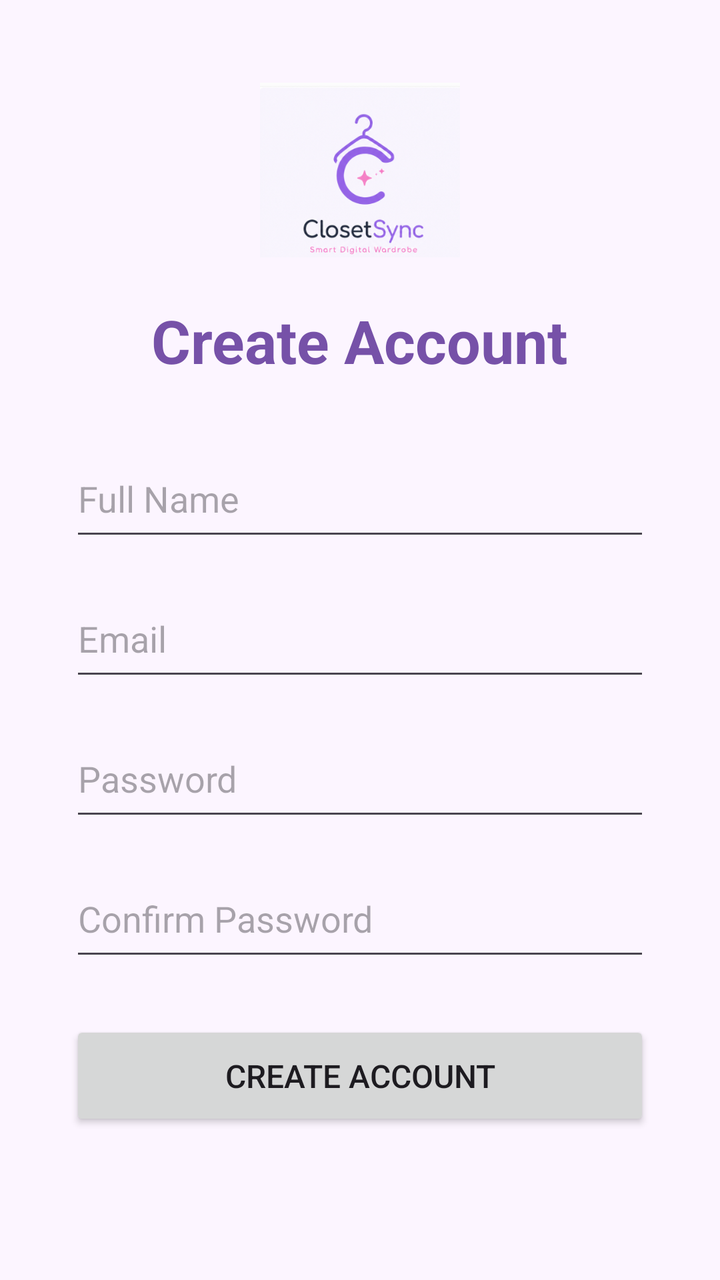
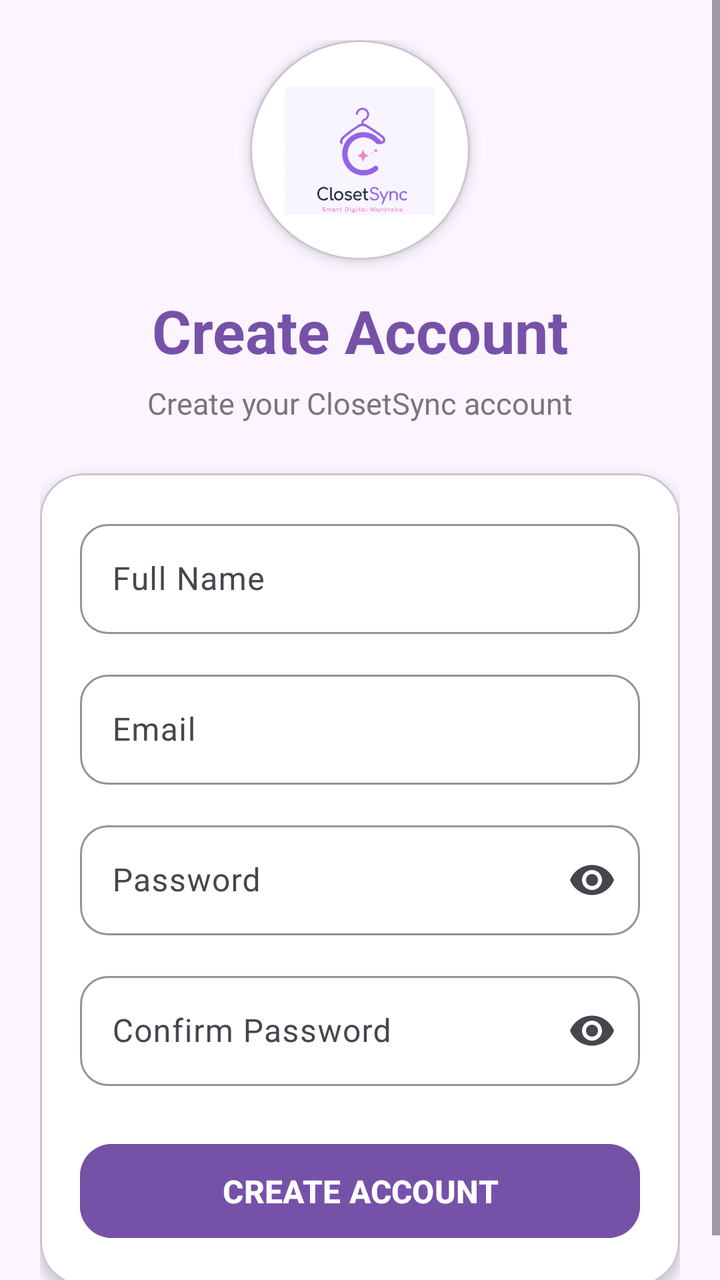

Screens rendered from an Android XML layout before and after an edit, with the pre-edit source and the edit as a unified diff.
<!-- AndroidManifest.xml: application theme Theme.ClosetSync -->
<!-- res/layout/activity_sign_up.xml -->
<?xml version="1.0" encoding="utf-8"?>
<ScrollView
    xmlns:android="http://schemas.android.com/apk/res/android"
    android:layout_width="match_parent"
    android:layout_height="match_parent"
    android:background="#FCF5FF">

    <LinearLayout
        android:layout_width="match_parent"
        android:layout_height="wrap_content"
        android:orientation="vertical"
        android:padding="35dp">

        <ImageView
            android:layout_width="100dp"
            android:layout_height="100dp"
            android:layout_gravity="center"
            android:src="@drawable/logo"
            android:contentDescription="ClosetSync Logo" />

        <TextView
            android:layout_width="wrap_content"
            android:layout_height="wrap_content"
            android:layout_gravity="center"
            android:layout_marginTop="15dp"
            android:text="Create Account"
            android:textColor="#7651A8"
            android:textSize="30sp"
            android:textStyle="bold" />

        <EditText
            android:id="@+id/etName"
            android:layout_width="match_parent"
            android:layout_height="55dp"
            android:layout_marginTop="30dp"
            android:hint="Full Name"
            android:inputType="textPersonName" />

        <EditText
            android:id="@+id/etEmail"
            android:layout_width="match_parent"
            android:layout_height="55dp"
            android:layout_marginTop="15dp"
            android:hint="Email"
            android:inputType="textEmailAddress" />

        <EditText
            android:id="@+id/etPassword"
            android:layout_width="match_parent"
            android:layout_height="55dp"
            android:layout_marginTop="15dp"
            android:hint="Password"
            android:inputType="textPassword" />

        <EditText
            android:id="@+id/etConfirmPassword"
            android:layout_width="match_parent"
            android:layout_height="55dp"
            android:layout_marginTop="15dp"
            android:hint="Confirm Password"
            android:inputType="textPassword" />

        <Button
            android:id="@+id/btnCreateAccount"
            android:layout_width="match_parent"
            android:layout_height="55dp"
            android:layout_marginTop="25dp"
            android:text="CREATE ACCOUNT"
            android:textSize="16sp" />

    </LinearLayout>

</ScrollView>
<!-- resources referenced by this layout -->
<resources>
  <!-- drawable logo: png bitmap (drawable, 107530 bytes) -->
  <style name="Theme.ClosetSync" parent="Base.Theme.ClosetSync" />
  <style name="Base.Theme.ClosetSync" parent="Theme.Material3.DayNight.NoActionBar">
          
          
      </style>
</resources>

<!-- the commit's change to res/layout/activity_sign_up.xml (unified diff, before → after) -->
@@ -1,73 +1,200 @@
 <?xml version="1.0" encoding="utf-8"?>
 <ScrollView
     xmlns:android="http://schemas.android.com/apk/res/android"
+    xmlns:app="http://schemas.android.com/apk/res-auto"
     android:layout_width="match_parent"
     android:layout_height="match_parent"
-    android:background="#FCF5FF">
-
-    <LinearLayout
+    android:background="#FCF5FF"
+    android:fillViewport="true">
+
+    <androidx.constraintlayout.widget.ConstraintLayout
         android:layout_width="match_parent"
         android:layout_height="wrap_content"
-        android:orientation="vertical"
-        android:padding="35dp">
-
-        <ImageView
-            android:layout_width="100dp"
-            android:layout_height="100dp"
-            android:layout_gravity="center"
-            android:src="@drawable/logo"
-            android:contentDescription="ClosetSync Logo" />
+        android:padding="20dp">
+
+        <com.google.android.material.card.MaterialCardView
+            android:id="@+id/cardLogo"
+            android:layout_width="110dp"
+            android:layout_height="110dp"
+            app:cardBackgroundColor="#FFFFFF"
+            app:cardCornerRadius="55dp"
+            app:cardElevation="4dp"
+            app:layout_constraintTop_toTopOf="parent"
+            app:layout_constraintStart_toStartOf="parent"
+            app:layout_constraintEnd_toEndOf="parent">
+
+            <ImageView
+                android:layout_width="75dp"
+                android:layout_height="75dp"
+                android:layout_gravity="center"
+                android:src="@drawable/logo"
+                android:contentDescription="ClosetSync Logo" />
+
+        </com.google.android.material.card.MaterialCardView>
 
         <TextView
-            android:layout_width="wrap_content"
+            android:id="@+id/tvCreateAccount"
+            android:layout_width="0dp"
             android:layout_height="wrap_content"
-            android:layout_gravity="center"
             android:layout_marginTop="15dp"
             android:text="Create Account"
             android:textColor="#7651A8"
             android:textSize="30sp"
-            android:textStyle="bold" />
-
-        <EditText
-            android:id="@+id/etName"
-            android:layout_width="match_parent"
-            android:layout_height="55dp"
-            android:layout_marginTop="30dp"
-            android:hint="Full Name"
-            android:inputType="textPersonName" />
-
-        <EditText
-            android:id="@+id/etEmail"
-            android:layout_width="match_parent"
-            android:layout_height="55dp"
-            android:layout_marginTop="15dp"
-            android:hint="Email"
-            android:inputType="textEmailAddress" />
-
-        <EditText
-            android:id="@+id/etPassword"
-            android:layout_width="match_parent"
-            android:layout_height="55dp"
-            android:layout_marginTop="15dp"
-            android:hint="Password"
-            android:inputType="textPassword" />
-
-        <EditText
-            android:id="@+id/etConfirmPassword"
-            android:layout_width="match_parent"
-            android:layout_height="55dp"
-            android:layout_marginTop="15dp"
-            android:hint="Confirm Password"
-            android:inputType="textPassword" />
-
-        <Button
-            android:id="@+id/btnCreateAccount"
-            android:layout_width="match_parent"
-            android:layout_height="55dp"
+            android:textStyle="bold"
+            android:gravity="center"
+            app:layout_constraintTop_toBottomOf="@id/cardLogo"
+            app:layout_constraintStart_toStartOf="parent"
+            app:layout_constraintEnd_toEndOf="parent" />
+
+
+
+        <TextView
+            android:id="@+id/tvSignUpSubtitle"
+            android:layout_width="0dp"
+            android:layout_height="wrap_content"
+            android:layout_marginTop="6dp"
+            android:text="Create your ClosetSync account"
+            android:textColor="#777777"
+            android:textSize="15sp"
+            android:gravity="center"
+            app:layout_constraintTop_toBottomOf="@id/tvCreateAccount"
+            app:layout_constraintStart_toStartOf="parent"
+            app:layout_constraintEnd_toEndOf="parent" />
+
+        <com.google.android.material.card.MaterialCardView
+            android:id="@+id/cardSignUp"
+            android:layout_width="0dp"
+            android:layout_height="wrap_content"
             android:layout_marginTop="25dp"
-            android:text="CREATE ACCOUNT"
-            android:textSize="16sp" />
-
-    </LinearLayout>
+            app:cardBackgroundColor="#FFFFFF"
+            app:cardCornerRadius="22dp"
+            app:cardElevation="4dp"
+            app:layout_constraintTop_toBottomOf="@id/tvSignUpSubtitle"
+            app:layout_constraintStart_toStartOf="parent"
+            app:layout_constraintEnd_toEndOf="parent">
+
+            <androidx.constraintlayout.widget.ConstraintLayout
+                android:layout_width="match_parent"
+                android:layout_height="wrap_content"
+                android:padding="20dp">
+
+                <com.google.android.material.textfield.TextInputLayout
+                    android:id="@+id/nameLayout"
+                    android:layout_width="0dp"
+                    android:layout_height="wrap_content"
+                    android:hint="Full Name"
+                    app:boxBackgroundMode="outline"
+                    app:boxCornerRadiusTopStart="14dp"
+                    app:boxCornerRadiusTopEnd="14dp"
+                    app:boxCornerRadiusBottomStart="14dp"
+                    app:boxCornerRadiusBottomEnd="14dp"
+                    app:boxStrokeColor="#7651A8"
+                    app:layout_constraintTop_toTopOf="parent"
+                    app:layout_constraintStart_toStartOf="parent"
+                    app:layout_constraintEnd_toEndOf="parent">
+
+                    <com.google.android.material.textfield.TextInputEditText
+                        android:id="@+id/etName"
+                        android:layout_width="match_parent"
+                        android:layout_height="55dp"
+                        android:inputType="textPersonName" />
+
+                </com.google.android.material.textfield.TextInputLayout>
+
+                <com.google.android.material.textfield.TextInputLayout
+                    android:id="@+id/emailLayout"
+                    android:layout_width="0dp"
+                    android:layout_height="wrap_content"
+                    android:layout_marginTop="15dp"
+                    android:hint="Email"
+                    app:boxBackgroundMode="outline"
+                    app:boxCornerRadiusTopStart="14dp"
+                    app:boxCornerRadiusTopEnd="14dp"
+                    app:boxCornerRadiusBottomStart="14dp"
+                    app:boxCornerRadiusBottomEnd="14dp"
+                    app:boxStrokeColor="#7651A8"
+                    app:layout_constraintTop_toBottomOf="@id/nameLayout"
+                    app:layout_constraintStart_toStartOf="parent"
+                    app:layout_constraintEnd_toEndOf="parent">
+
+                    <com.google.android.material.textfield.TextInputEditText
+                        android:id="@+id/etEmail"
+                        android:layout_width="match_parent"
+                        android:layout_height="55dp"
+                        android:inputType="textEmailAddress" />
+
+                </com.google.android.material.textfield.TextInputLayout>
+
+                <com.google.android.material.textfield.TextInputLayout
+                    android:id="@+id/passwordLayout"
+                    android:layout_width="0dp"
+                    android:layout_height="wrap_content"
+                    android:layout_marginTop="15dp"
+                    android:hint="Password"
+                    app:endIconMode="password_toggle"
+                    app:boxBackgroundMode="outline"
+                    app:boxCornerRadiusTopStart="14dp"
+                    app:boxCornerRadiusTopEnd="14dp"
+                    app:boxCornerRadiusBottomStart="14dp"
+                    app:boxCornerRadiusBottomEnd="14dp"
+                    app:boxStrokeColor="#7651A8"
+                    app:layout_constraintTop_toBottomOf="@id/emailLayout"
+                    app:layout_constraintStart_toStartOf="parent"
+                    app:layout_constraintEnd_toEndOf="parent">
+
+                    <com.google.android.material.textfield.TextInputEditText
+                        android:id="@+id/etPassword"
+                        android:layout_width="match_parent"
+                        android:layout_height="55dp"
+                        android:inputType="textPassword" />
+
+                </com.google.android.material.textfield.TextInputLayout>
+
+                <com.google.android.material.textfield.TextInputLayout
+                    android:id="@+id/confirmPasswordLayout"
+                    android:layout_width="0dp"
+                    android:layout_height="wrap_content"
+                    android:layout_marginTop="15dp"
+                    android:hint="Confirm Password"
+                    app:endIconMode="password_toggle"
+                    app:boxBackgroundMode="outline"
+                    app:boxCornerRadiusTopStart="14dp"
+                    app:boxCornerRadiusTopEnd="14dp"
+                    app:boxCornerRadiusBottomStart="14dp"
+                    app:boxCornerRadiusBottomEnd="14dp"
+                    app:boxStrokeColor="#7651A8"
+                    app:layout_constraintTop_toBottomOf="@id/passwordLayout"
+                    app:layout_constraintStart_toStartOf="parent"
+                    app:layout_constraintEnd_toEndOf="parent">
+
+                    <com.google.android.material.textfield.TextInputEditText
+                        android:id="@+id/etConfirmPassword"
+                        android:layout_width="match_parent"
+                        android:layout_height="55dp"
+                        android:inputType="textPassword" />
+
+                </com.google.android.material.textfield.TextInputLayout>
+
+                <com.google.android.material.button.MaterialButton
+                    android:id="@+id/btnCreateAccount"
+                    android:layout_width="0dp"
+                    android:layout_height="55dp"
+                    android:layout_marginTop="25dp"
+                    android:text="CREATE ACCOUNT"
+                    android:textColor="#FFFFFF"
+                    android:textSize="16sp"
+                    android:textStyle="bold"
+                    android:backgroundTint="#7651A8"
+                    app:cornerRadius="16dp"
+                    app:layout_constraintTop_toBottomOf="@id/confirmPasswordLayout"
+                    app:layout_constraintStart_toStartOf="parent"
+                    app:layout_constraintEnd_toEndOf="parent"
+                    app:layout_constraintBottom_toBottomOf="parent" />
+
+            </androidx.constraintlayout.widget.ConstraintLayout>
+
+        </com.google.android.material.card.MaterialCardView>
+
+    </androidx.constraintlayout.widget.ConstraintLayout>
 
 </ScrollView>
